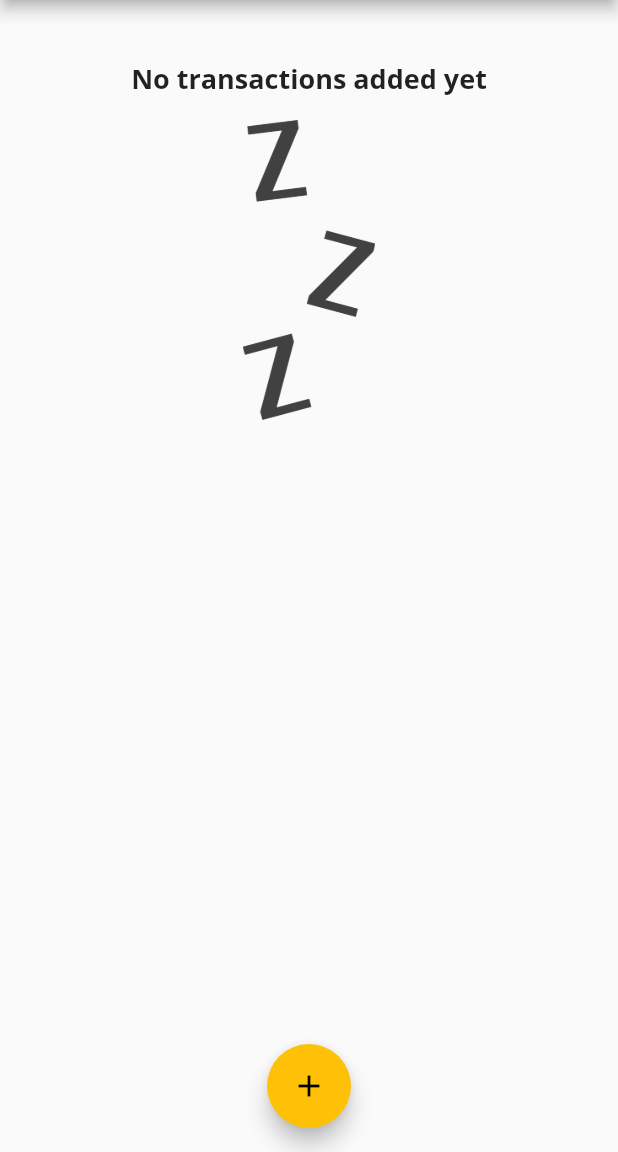
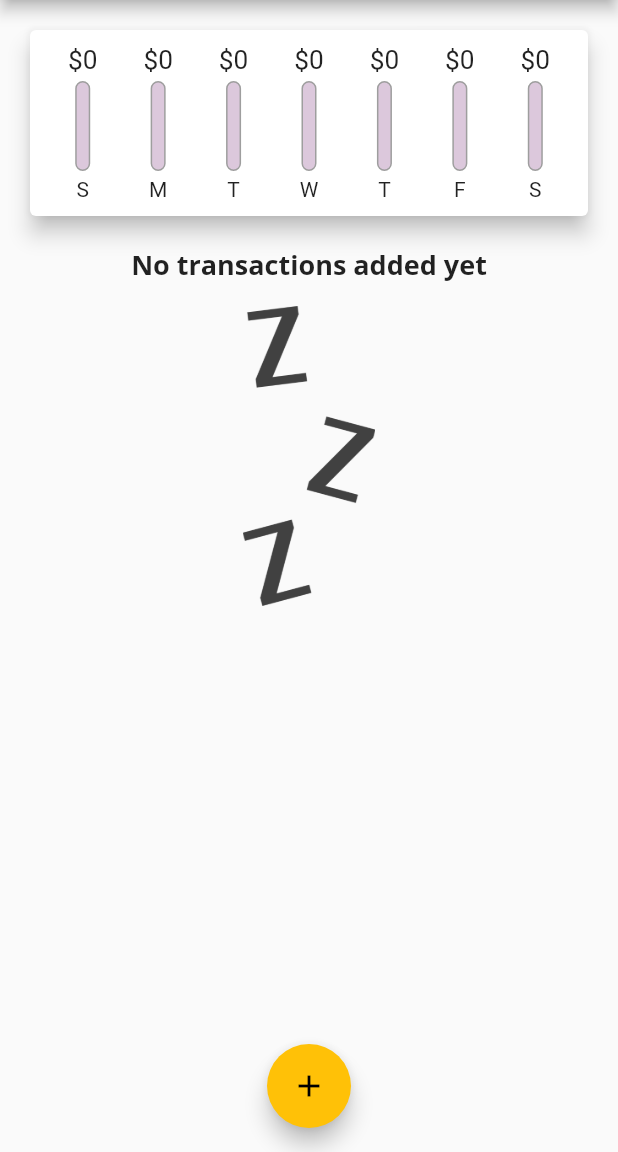
Before and after one commit to JPJFerreira/flutter_personal_expenses, a Flutter app: the screen it shows after launch, on a phone screen of 412 x 824 dp, the part 84-1236 px from its top. Run offline on Flutter 3.47's test engine with Material 2 defaults, Android fonts, the phone set to English and light mode, and no system bars.

Commit message:
Impove design

```diff
--- a/lib/widgets/chart.dart
+++ b/lib/widgets/chart.dart
@@ -2,6 +2,7 @@ import 'package:flutter/material.dart';
 import 'package:intl/intl.dart';
 
 import '../models/transaction.dart';
+import './chart_bar.dart';
 
 class Chart extends StatelessWidget {
   final List<Transaction> recentTransactions;
@@ -13,8 +14,8 @@ class Chart extends StatelessWidget {
       final weekDay = DateTime.now().subtract(
         Duration(days: index),
       );
+      var totalSum = 0.0;
 
-      var totalSum = 0.0;
       for (var i = 0; i < recentTransactions.length; i++) {
         if (recentTransactions[i].date.day == weekDay.day &&
             recentTransactions[i].date.month == weekDay.month &&
@@ -23,13 +24,16 @@ class Chart extends StatelessWidget {
         }
       }
 
-      print(totalSum);
-      print(DateFormat.E().format(weekDay));
-
       return {
         'day': DateFormat.E().format(weekDay).substring(0, 1),
         'amount': totalSum,
       };
+    }).reversed.toList();
+  }
+
+  double get totalSpending {
+    return groupedTransactionValues.fold(0.0, (sum, item) {
+      return sum + (item['amount'] as double);
     });
   }
 
@@ -39,7 +43,24 @@ class Chart extends StatelessWidget {
     return Card(
       elevation: 6,
       margin: EdgeInsets.all(20),
-      child: Row(),
+      child: Padding(
+        padding: EdgeInsets.all(10),
+        child: Row(
+          mainAxisAlignment: MainAxisAlignment.spaceAround,
+          children: groupedTransactionValues.map((data) {
+            return Flexible(
+              fit: FlexFit.tight,
+              child: ChartBar(
+                data['day'] as String,
+                data['amount'] as double,
+                totalSpending == 0.0
+                    ? 0.0
+                    : (data['amount'] as double) / totalSpending,
+              ),
+            );
+          }).toList(),
+        ),
+      ),
     );
   }
 }
--- /dev/null
+++ b/lib/widgets/chart_bar.dart
@@ -0,0 +1,56 @@
+import 'package:flutter/material.dart';
+
+class ChartBar extends StatelessWidget {
+  final String label;
+  final double spendingAmount;
+  final double spendingPercentage;
+
+  ChartBar(this.label, this.spendingAmount, this.spendingPercentage);
+
+  @override
+  Widget build(BuildContext context) {
+    return Column(
+      children: [
+        Container(
+          height: 20,
+          child: FittedBox(
+            child: Text('\$${spendingAmount.toStringAsFixed(0)}'),
+          ),
+        ),
+        SizedBox(
+          height: 4,
+        ),
+        Container(
+          height: 60,
+          width: 10,
+          child: Stack(
+            children: [
+              Container(
+                decoration: BoxDecoration(
+                  border: Border.all(color: Colors.grey, width: 1.0),
+                  color: Color.fromRGBO(220, 200, 220, 1),
+                  borderRadius: BorderRadius.circular(10),
+                ),
+              ),
+              FractionallySizedBox(
+                heightFactor: spendingPercentage,
+                child: Container(
+                  decoration: BoxDecoration(
+                    color: Theme.of(context).primaryColor,
+                    borderRadius: BorderRadius.circular(10),
+                  ),
+                ),
+              )
+            ],
+          ),
+        ),
+        SizedBox(
+          height: 4,
+        ),
+        Text(
+          label,
+        ),
+      ],
+    );
+  }
+}
```
Also changed, not shown: lib/widgets/transaction_list.dart (+21 -39 lines).
